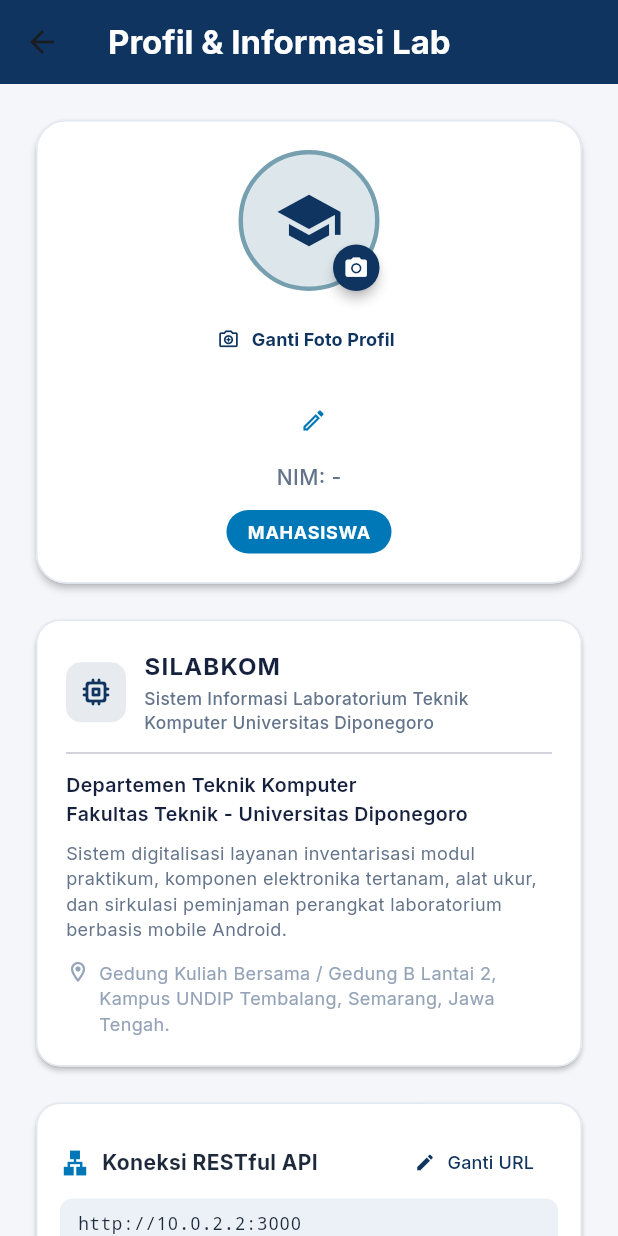
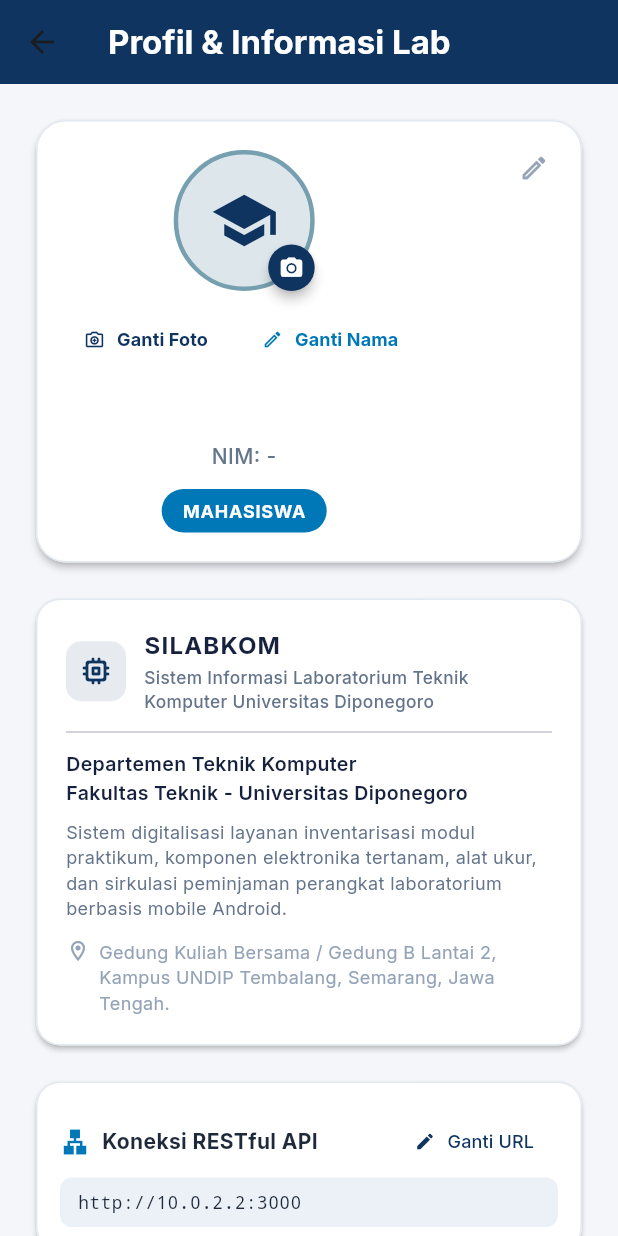
Before and after one commit to Mizrkat/SILABKOM, a Flutter app: the ProfileScreen screen opened directly, on a phone screen of 412 x 824 dp. Run offline on Flutter 3.47's test engine with Material 3 defaults, Android fonts, the phone set to English and light mode, and no system bars; our stand-ins replace google_fonts, image_picker, shared_preferences; accounts and stored records are empty; network calls fail.

Commit message:
fix(ui): posisikan nama profil 100% center di tengah kartu tanpa terdorong ikon edit

```diff
--- a/frontend/lib/screens/profile/profile_screen.dart
+++ b/frontend/lib/screens/profile/profile_screen.dart
@@ -431,7 +431,7 @@ class _ProfileScreenState extends State<ProfileScreen> {
         child: Column(
           crossAxisAlignment: CrossAxisAlignment.stretch,
           children: [
-            // User Card (Lebar tetap konsisten dan tidak terpengaruh panjang nama)
+            // User Card (Lebar tetap konsisten dan nama 100% center di tengah)
             SizedBox(
               width: double.infinity,
               child: Card(
@@ -441,7 +441,19 @@ class _ProfileScreenState extends State<ProfileScreen> {
                   side: const BorderSide(color: AppColors.border),
                 ),
                 color: AppColors.surface,
-                child: Padding(
+                child: Stack(
+                  children: [
+                    // Tombol edit cepat di pojok kanan atas kartu
+                    Positioned(
+                      top: 8,
+                      right: 8,
+                      child: IconButton(
+                        icon: const Icon(Icons.edit_outlined, size: 20, color: AppColors.textMuted),
+                        tooltip: 'Ganti Nama Mahasiswa',
+                        onPressed: _isUpdating ? null : _showEditNameDialog,
+                      ),
+                    ),
+                    Padding(
                       padding: const EdgeInsets.all(20.0),
                       child: Column(
                         crossAxisAlignment: CrossAxisAlignment.center,
@@ -449,23 +461,37 @@ class _ProfileScreenState extends State<ProfileScreen> {
                           _buildAvatarWidget(isAssistant),
                           const SizedBox(height: 8),
 
-                    // Tombol cepat ganti foto
+                          // Tombol cepat kustomisasi profil (Foto & Nama)
+                          Wrap(
+                            alignment: WrapAlignment.center,
+                            spacing: 8,
+                            children: [
                               TextButton.icon(
                                 onPressed: _isUpdating ? null : _showImagePickerOptions,
-                      icon: const Icon(Icons.camera_enhance_outlined, size: 15, color: AppColors.primary),
+                                icon: const Icon(Icons.camera_enhance_outlined, size: 14, color: AppColors.primary),
                                 label: Text(
-                        _userAvatar != null ? 'Ganti Foto Profil' : 'Upload Foto Profil',
+                                  _userAvatar != null ? 'Ganti Foto' : 'Upload Foto Profil',
                                   style: const TextStyle(fontSize: 12, fontWeight: FontWeight.bold, color: AppColors.primary),
                                 ),
                               ),
-                    const SizedBox(height: 6),
+                              TextButton.icon(
+                                onPressed: _isUpdating ? null : _showEditNameDialog,
+                                icon: const Icon(Icons.edit_outlined, size: 14, color: AppColors.secondary),
+                                label: const Text(
+                                  'Ganti Nama',
+                                  style: TextStyle(fontSize: 12, fontWeight: FontWeight.bold, color: AppColors.secondary),
+                                ),
+                              ),
+                            ],
+                          ),
+                          const SizedBox(height: 8),
 
-                    // Nama Mahasiswa dengan Tombol Edit
-                    Row(
-                      mainAxisAlignment: MainAxisAlignment.center,
-                      mainAxisSize: MainAxisSize.min,
-                      children: [
-                        Flexible(
+                          // Nama Mahasiswa yang 100% Center Sempurna
+                          InkWell(
+                            onTap: _isUpdating ? null : _showEditNameDialog,
+                            borderRadius: BorderRadius.circular(8),
+                            child: Padding(
+                              padding: const EdgeInsets.symmetric(horizontal: 8, vertical: 2),
                               child: Text(
                                 _userName,
                                 textAlign: TextAlign.center,
@@ -475,20 +501,12 @@ class _ProfileScreenState extends State<ProfileScreen> {
                                 ),
                               ),
                             ),
-                        const SizedBox(width: 6),
-                        IconButton(
-                          padding: EdgeInsets.zero,
-                          constraints: const BoxConstraints(),
-                          icon: const Icon(Icons.edit_outlined, size: 18, color: AppColors.secondary),
-                          tooltip: 'Ganti Nama Mahasiswa',
-                          onPressed: _isUpdating ? null : _showEditNameDialog,
-                        ),
-                      ],
                           ),
                           const SizedBox(height: 4),
 
                           Text(
                             '${isAssistant ? 'NIP' : 'NIM'}: $_userNim',
+                            textAlign: TextAlign.center,
                             style: const TextStyle(
                               fontSize: 14,
                               color: AppColors.textSecondary,
@@ -524,6 +542,8 @@ class _ProfileScreenState extends State<ProfileScreen> {
                           ],
                         ],
                       ),
+                    ),
+                  ],
                 ),
               ),
             ),
```
Lines whose indentation alone changed are shown as unchanged.
